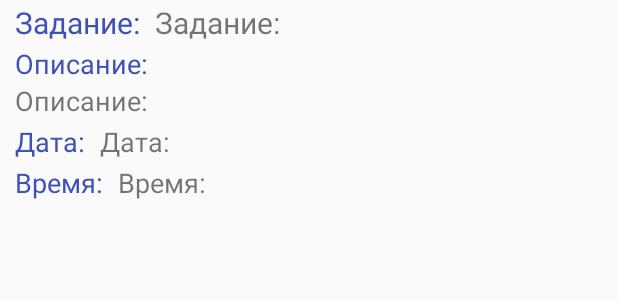
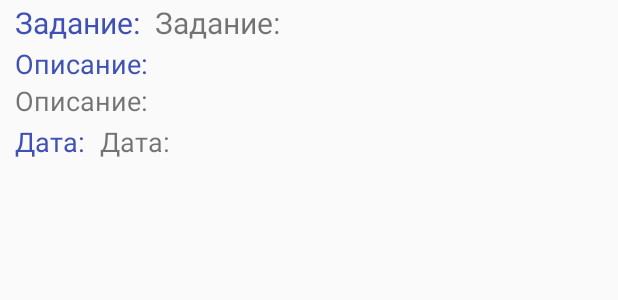
Before and after one commit to VladimirRozov/ToDoList2, an Android app: the layout to_do_row.xml on its own in the app's theme, with its tools: preview values and no code run, on a phone screen of 412 x 824 dp. Shown: the top 300 px of the screen. Run offline under Robolectric (Android 15) with nearby library versions, the phone set to English and light mode, and no system bars.

Commit message:
вывод строк теперь точно нормальный, а вот насчет бд хз

```diff
--- a/app/src/main/res/layout/to_do_row.xml
+++ b/app/src/main/res/layout/to_do_row.xml
@@ -3,7 +3,9 @@
         xmlns:android="http://schemas.android.com/apk/res/android"
         android:layout_width="match_parent"
         android:layout_height="wrap_content"
-        android:orientation="vertical">
+        android:orientation="vertical"
+        android:id = "@+id/row"
+>
     <LinearLayout
             xmlns:android="http://schemas.android.com/apk/res/android"
             android:layout_width="match_parent"
@@ -46,7 +48,7 @@
             android:layout_marginStart="10dp">
     </TextView>
         <TextView
-                android:id="@+id/item_text_decr"
+                android:id="@+id/description_text_view"
                 android:layout_width="wrap_content"
                 android:layout_height="wrap_content"
                 android:layout_gravity="center_vertical"
@@ -72,7 +74,7 @@
                 android:layout_marginStart="10dp">
         </TextView>
         <TextView
-                android:id="@+id/item_date"
+                android:id="@+id/date_text_view"
                 android:layout_width="wrap_content"
                 android:layout_height="wrap_content"
                 android:layout_gravity="center_vertical"
@@ -83,31 +85,31 @@
         </TextView>
     </LinearLayout>
 
-    <LinearLayout
-            xmlns:android="http://schemas.android.com/apk/res/android"
-            android:layout_width="match_parent"
-            android:layout_height="wrap_content"
-            android:orientation="horizontal">
-        <TextView
-                android:layout_width="wrap_content"
-                android:layout_height="match_parent"
-                android:layout_gravity="center_vertical"
-                android:layout_marginLeft="10dp"
-                android:text="@string/time"
-                android:textSize="18dp"
-                android:textColor="@color/colorPrimaryDark"
-                android:layout_marginStart="10dp">
-        </TextView>
-        <TextView
-                android:id="@+id/item_time"
-                android:layout_width="wrap_content"
-                android:layout_height="match_parent"
-                android:layout_gravity="center_vertical"
-                android:layout_marginLeft="10dp"
-                android:text="@string/time"
-                android:textSize="18sp"
-                android:layout_marginStart="10dp" android:layout_weight="1">
-        </TextView>
-    </LinearLayout>
+    <!--<LinearLayout-->
+            <!--xmlns:android="http://schemas.android.com/apk/res/android"-->
+            <!--android:layout_width="match_parent"-->
+            <!--android:layout_height="wrap_content"-->
+            <!--android:orientation="horizontal">-->
+        <!--<TextView-->
+                <!--android:layout_width="wrap_content"-->
+                <!--android:layout_height="match_parent"-->
+                <!--android:layout_gravity="center_vertical"-->
+                <!--android:layout_marginLeft="10dp"-->
+                <!--android:text="@string/time"-->
+                <!--android:textSize="18dp"-->
+                <!--android:textColor="@color/colorPrimaryDark"-->
+                <!--android:layout_marginStart="10dp">-->
+        <!--</TextView>-->
+        <!--<TextView-->
+                <!--android:id="@+id/time_text_view"-->
+                <!--android:layout_width="wrap_content"-->
+                <!--android:layout_height="match_parent"-->
+                <!--android:layout_gravity="center_vertical"-->
+                <!--android:layout_marginLeft="10dp"-->
+                <!--android:text="@string/time"-->
+                <!--android:textSize="18sp"-->
+                <!--android:layout_marginStart="10dp" android:layout_weight="1">-->
+        <!--</TextView>-->
+    <!--</LinearLayout>-->
 
 </LinearLayout>
```
Also changed, not shown: app/src/main/java/com/practice/work/DBAdapter.kt (+27 -1 lines), app/src/main/java/com/practice/work/MainActivity.kt (+25 -38 lines), app/src/main/java/com/practice/work/NewTaskActivity.kt (+11 -6 lines), app/src/main/java/com/practice/work/ToDoItem.kt (+18 -2 lines), app/src/main/java/com/practice/work/ToDoList.kt (+9 -1 lines), app/src/main/res/layout/activity_main.xml (+7 -1 lines).
